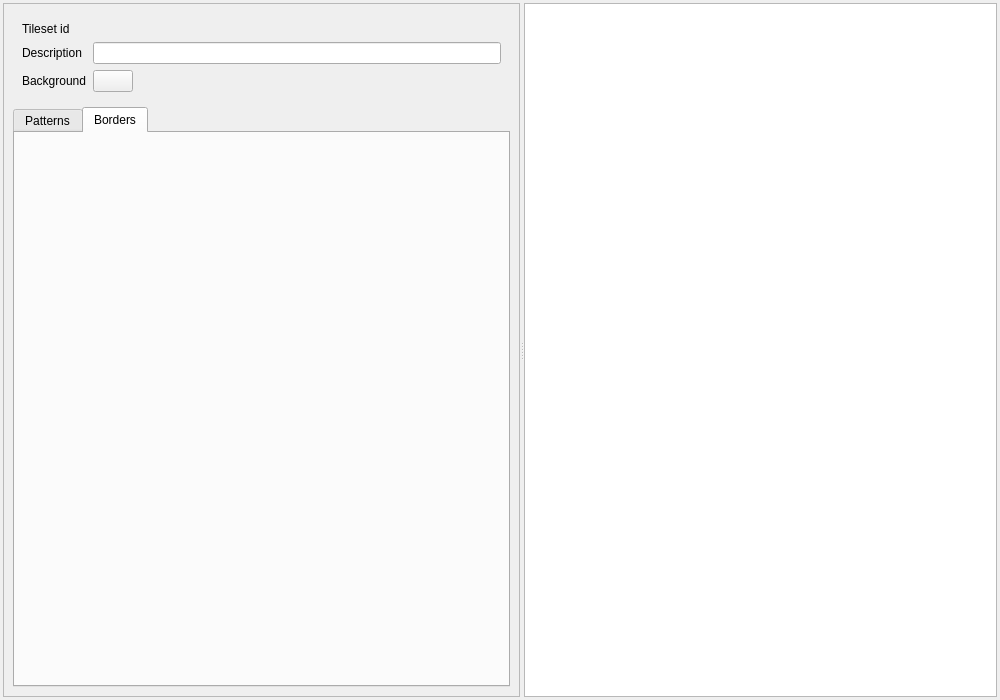
Above: src/widgets/tileset_editor.ui from solarus-games/solarus-quest-editor before the change. Below: the same form after it.
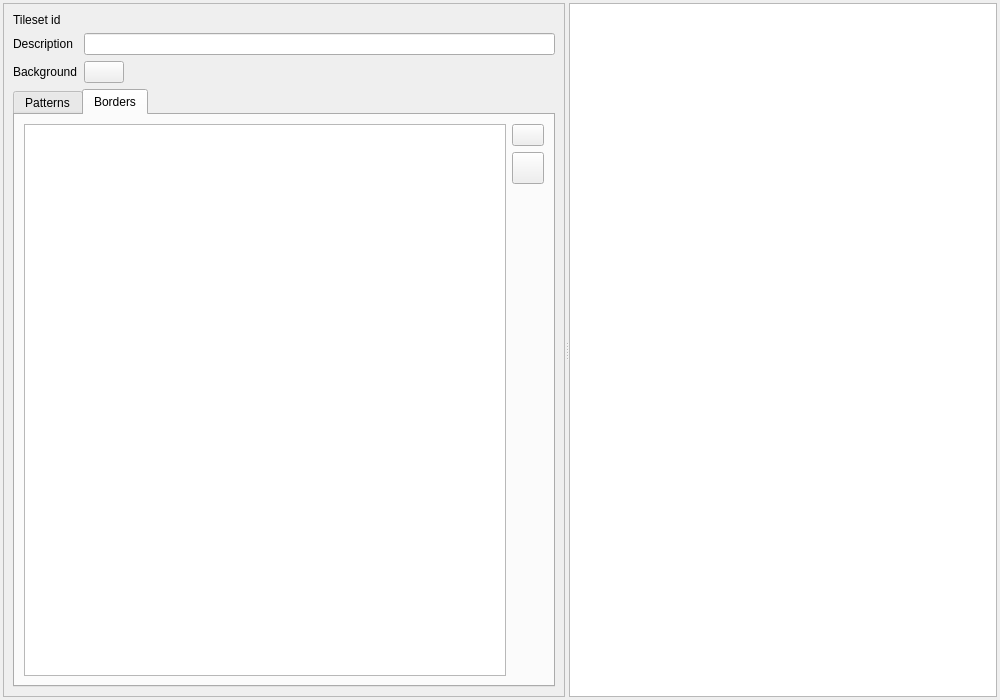
That is the form after the change. The open tabs and pages were chosen to show the change. Icons and pictures are not drawn. Custom widgets are drawn as their Qt base class.

Commit message: Border set ui

```diff
--- a/src/widgets/tileset_editor.ui
+++ b/src/widgets/tileset_editor.ui
@@ -40,7 +40,7 @@
         <rect>
          <x>0</x>
          <y>0</y>
-         <width>495</width>
+         <width>515</width>
          <height>692</height>
         </rect>
        </property>
@@ -75,6 +75,18 @@
            <property name="fieldGrowthPolicy">
             <enum>QFormLayout::AllNonFixedFieldsGrow</enum>
            </property>
+           <property name="leftMargin">
+            <number>0</number>
+           </property>
+           <property name="topMargin">
+            <number>0</number>
+           </property>
+           <property name="rightMargin">
+            <number>0</number>
+           </property>
+           <property name="bottomMargin">
+            <number>0</number>
+           </property>
            <item row="0" column="0">
             <widget class="QLabel" name="tileset_id_label">
              <property name="toolTip">
@@ -412,6 +424,108 @@
            <attribute name="title">
             <string>Borders</string>
            </attribute>
+           <layout class="QVBoxLayout" name="verticalLayout_3">
+            <property name="leftMargin">
+             <number>9</number>
+            </property>
+            <property name="topMargin">
+             <number>9</number>
+            </property>
+            <property name="rightMargin">
+             <number>9</number>
+            </property>
+            <property name="bottomMargin">
+             <number>9</number>
+            </property>
+            <item>
+             <layout class="QHBoxLayout" name="border_sets_layout">
+              <item>
+               <widget class="QTreeView" name="border_sets_tree_view"/>
+              </item>
+              <item>
+               <layout class="QVBoxLayout" name="border_sets_buttons_layout">
+                <item>
+                 <widget class="QPushButton" name="create_border_set_button">
+                  <property name="maximumSize">
+                   <size>
+                    <width>32</width>
+                    <height>32</height>
+                   </size>
+                  </property>
+                  <property name="toolTip">
+                   <string>Create border set</string>
+                  </property>
+                  <property name="text">
+                   <string/>
+                  </property>
+                  <property name="icon">
+                   <iconset resource="../../resources/images.qrc">
+                    <normaloff>:/images/icon_add.png</normaloff>:/images/icon_add.png</iconset>
+                  </property>
+                  <property name="iconSize">
+                   <size>
+                    <width>24</width>
+                    <height>24</height>
+                   </size>
+                  </property>
+                 </widget>
+                </item>
+                <item>
+                 <widget class="QPushButton" name="delete_border_set_button">
+                  <property name="sizePolicy">
+                   <sizepolicy hsizetype="Fixed" vsizetype="Fixed">
+                    <horstretch>0</horstretch>
+                    <verstretch>0</verstretch>
+                   </sizepolicy>
+                  </property>
+                  <property name="minimumSize">
+                   <size>
+                    <width>32</width>
+                    <height>32</height>
+                   </size>
+                  </property>
+                  <property name="maximumSize">
+                   <size>
+                    <width>32</width>
+                    <height>32</height>
+                   </size>
+                  </property>
+                  <property name="toolTip">
+                   <string>Delete border set</string>
+                  </property>
+                  <property name="text">
+                   <string/>
+                  </property>
+                  <property name="icon">
+                   <iconset resource="../../resources/images.qrc">
+                    <normaloff>:/images/icon_cross.png</normaloff>:/images/icon_cross.png</iconset>
+                  </property>
+                  <property name="iconSize">
+                   <size>
+                    <width>24</width>
+                    <height>24</height>
+                   </size>
+                  </property>
+                 </widget>
+                </item>
+                <item>
+                 <spacer name="border_sets_buttons_spacer">
+                  <property name="orientation">
+                   <enum>Qt::Vertical</enum>
+                  </property>
+                  <property name="sizeHint" stdset="0">
+                   <size>
+                    <width>20</width>
+                    <height>40</height>
+                   </size>
+                  </property>
+                 </spacer>
+                </item>
+               </layout>
+              </item>
+             </layout>
+            </item>
+           </layout>
           </widget>
          </widget>
         </item>
```
Left out of the diff: 10 changed lines with no effect on the pictures.
